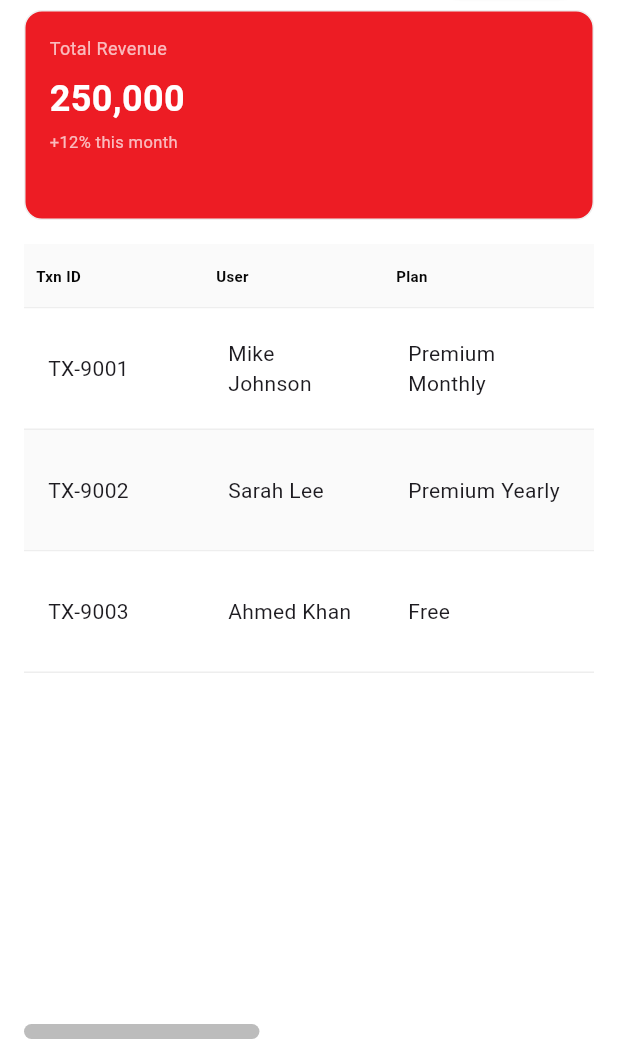
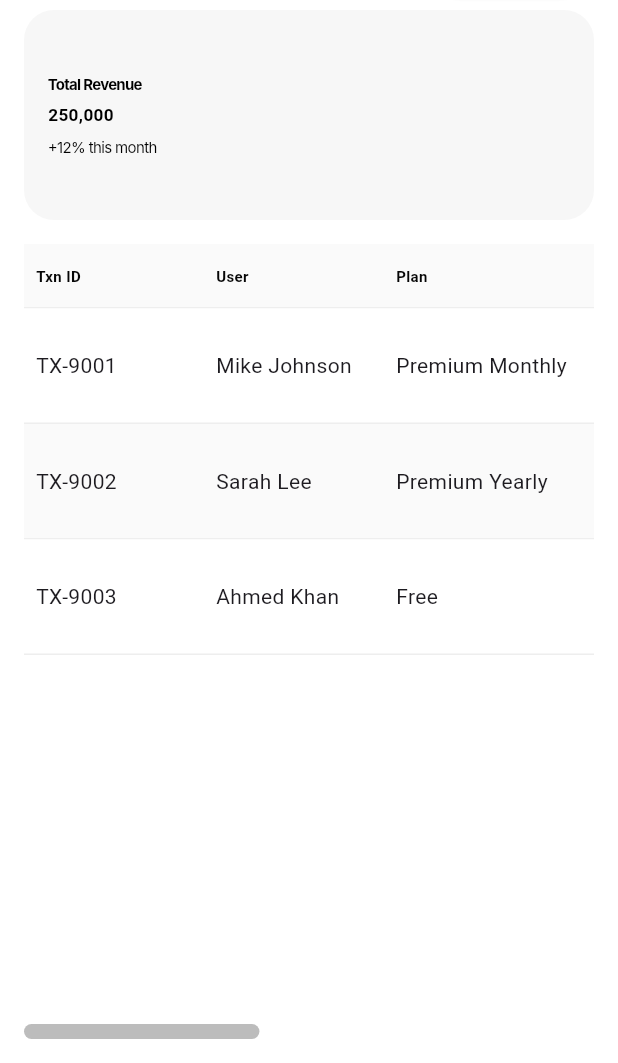
Before and after one commit to jasonapp2244/Cage_Connect_Dashboard, a Flutter app: the SubscriptionsMobileView screen opened directly, on a phone screen of 412 x 824 dp, the part 173-1236 px from its top. Run offline on Flutter 3.47's test engine with Material 3 defaults, Android fonts, the light colour scheme and no system bars; our stand-ins replace fl_chart, syncfusion_flutter_charts, syncfusion_flutter_datagrid; Roboto replaces fonts that are missing (Clash Display, Inter).

Commit message:
push code

```diff
--- a/lib/screens/view/dashboard/event_view.dart/event_mobile_view.dart
+++ b/lib/screens/view/dashboard/event_view.dart/event_mobile_view.dart
@@ -1,4 +1,5 @@
 import 'package:cageconnectdashboard/models/event_view.dart';
+import 'package:cageconnectdashboard/utils/colors.dart';
 import 'package:flutter/material.dart';
 
 class EventMobileView extends StatefulWidget {
@@ -189,10 +190,10 @@ class _FilterPill extends StatelessWidget {
     return Container(
       padding: const EdgeInsets.symmetric(horizontal: 16, vertical: 8),
       decoration: BoxDecoration(
-        color: isSelected ? const Color(0xffED1C24) : Colors.transparent,
+        color: isSelected ? AppColors.primaryColor : Colors.transparent,
         borderRadius: BorderRadius.circular(20),
         border: Border.all(
-          color: isSelected ? const Color(0xffED1C24) : Colors.grey.shade300,
+          color: isSelected ? AppColors.primaryColor : Colors.grey.shade300,
         ),
       ),
       child: Text(
--- a/lib/screens/view/subscriptionandpayment/subscriptions_mobile_view.dart
+++ b/lib/screens/view/subscriptionandpayment/subscriptions_mobile_view.dart
@@ -2,6 +2,7 @@ import 'package:cageconnectdashboard/models/subscription_model.dart';
 import 'package:cageconnectdashboard/screens/responsive/responsive.dart';
 import 'package:cageconnectdashboard/utils/colors.dart';
 import 'package:cageconnectdashboard/widgets/custom_action_button.dart';
+import 'package:cageconnectdashboard/widgets/custom_info_widget.dart';
 import 'package:cageconnectdashboard/widgets/custom_status.dart';
 import 'package:cageconnectdashboard/widgets/custom_table_cell.dart'
     show CustomTableCell;
@@ -139,17 +140,16 @@ class _SubscriptionsMobileViewState extends State<SubscriptionsMobileView> {
                 children: [
                   SizedBox(
                     width: MediaQuery.of(context).size.width - 32,
-                    child: _KPICard(
+                    child: CustomInfoCard(
                       title: 'Total Revenue',
                       value: '250,000',
                       subtitle: '+12% this month',
-                      isHighlighted: true,
                     ),
                   ),
                   const SizedBox(width: 12),
                   SizedBox(
                     width: MediaQuery.of(context).size.width - 32,
-                    child: _KPICard(
+                    child: CustomInfoCard(
                       title: 'Total Active',
                       value: '124',
                       subtitle: 'Premium User',
@@ -158,7 +158,7 @@ class _SubscriptionsMobileViewState extends State<SubscriptionsMobileView> {
                   const SizedBox(width: 12),
                   SizedBox(
                     width: MediaQuery.of(context).size.width - 32,
-                    child: _KPICard(
+                    child: CustomInfoCard(
                       title: 'Pending Payments',
                       value: '12',
                       subtitle: 'This month',
@@ -167,7 +167,7 @@ class _SubscriptionsMobileViewState extends State<SubscriptionsMobileView> {
                   const SizedBox(width: 12),
                   SizedBox(
                     width: MediaQuery.of(context).size.width - 32,
-                    child: _KPICard(
+                    child: CustomInfoCard(
                       title: 'Refunds Issued',
                       value: '\$12,540',
                       subtitle: 'This month',
@@ -296,60 +296,60 @@ class _MobileTableRow extends StatelessWidget {
   }
 }
 
-class _KPICard extends StatelessWidget {
-  final String title;
-  final String value;
-  final String subtitle;
-  final bool isHighlighted;
+// class _KPICard extends StatelessWidget {
+//   final String title;
+//   final String value;
+//   final String subtitle;
+//   final bool isHighlighted;
 
-  const _KPICard({
-    required this.title,
-    required this.value,
-    required this.subtitle,
-    this.isHighlighted = false,
-  });
+//   const _KPICard({
+//     required this.title,
+//     required this.value,
+//     required this.subtitle,
+//     this.isHighlighted = false,
+//   });
 
-  @override
-  Widget build(BuildContext context) {
-    return Container(
-      padding: const EdgeInsets.all(16),
-      decoration: BoxDecoration(
-        color: isHighlighted ? AppColors.primaryColor : Colors.white,
-        borderRadius: BorderRadius.circular(12),
-        border: Border.all(color: Colors.grey.shade200),
-      ),
-      child: Column(
-        crossAxisAlignment: CrossAxisAlignment.start,
-        children: [
-          Text(
-            title,
-            style: TextStyle(
-              fontSize: 12,
-              color: isHighlighted ? Colors.white70 : Colors.grey.shade600,
-            ),
-          ),
-          const SizedBox(height: 8),
-          Text(
-            value,
-            style: TextStyle(
-              fontSize: 24,
-              fontWeight: FontWeight.bold,
-              color: isHighlighted ? Colors.white : const Color(0xff060606),
-            ),
-          ),
-          const SizedBox(height: 4),
-          Text(
-            subtitle,
-            style: TextStyle(
-              fontSize: 11,
-              color: isHighlighted ? Colors.white70 : Colors.grey.shade600,
-            ),
-          ),
-        ],
-      ),
-    );
-  }
-}
+//   @override
+//   Widget build(BuildContext context) {
+//     return Container(
+//       padding: const EdgeInsets.all(16),
+//       decoration: BoxDecoration(
+//         color: isHighlighted ? AppColors.primaryColor : Colors.white,
+//         borderRadius: BorderRadius.circular(12),
+//         border: Border.all(color: Colors.grey.shade200),
+//       ),
+//       child: Column(
+//         crossAxisAlignment: CrossAxisAlignment.start,
+//         children: [
+//           Text(
+//             title,
+//             style: TextStyle(
+//               fontSize: 12,
+//               color: isHighlighted ? Colors.white70 : Colors.grey.shade600,
+//             ),
+//           ),
+//           const SizedBox(height: 8),
+//           Text(
+//             value,
+//             style: TextStyle(
+//               fontSize: 24,
+//               fontWeight: FontWeight.bold,
+//               color: isHighlighted ? Colors.white : const Color(0xff060606),
+//             ),
+//           ),
+//           const SizedBox(height: 4),
+//           Text(
+//             subtitle,
+//             style: TextStyle(
+//               fontSize: 11,
+//               color: isHighlighted ? Colors.white70 : Colors.grey.shade600,
+//             ),
+//           ),
+//         ],
+//       ),
+//     );
+//   }
+// }
 
 final _subscriptions = [
   SubscriptionData(
--- a/lib/widgets/custom_info_widget.dart
+++ b/lib/widgets/custom_info_widget.dart
@@ -1,4 +1,5 @@
 import 'package:cageconnectdashboard/screens/responsive/responsive.dart';
+import 'package:cageconnectdashboard/utils/colors.dart';
 import 'package:flutter/material.dart';
 
 class CustomInfoCard extends StatelessWidget {
@@ -12,7 +13,7 @@ class CustomInfoCard extends StatelessWidget {
     required this.title,
     required this.subtitle,
     required this.value,
-    this.color = Colors.white,
+    this.color = AppColors.cardColor,
   });
 
   @override
--- a/lib/widgets/custom_table_cell.dart
+++ b/lib/widgets/custom_table_cell.dart
@@ -7,6 +7,9 @@ class CustomTableCell extends StatelessWidget {
 
   @override
   Widget build(BuildContext context) {
-    return Padding(padding: const EdgeInsets.all(16.0), child: child);
+    return Padding(
+      padding: const EdgeInsets.symmetric(horizontal: 8.0, vertical: 14.0),
+      child: child,
+    );
   }
 }
```
Also changed, not shown: lib/screens/dashboard/dashoard_web/dashboard_screen.dart (+0 -15 lines), lib/screens/responsive_home_screen.dart (+82 -15 lines), lib/screens/view/dashboard/event_view.dart/event_view_web.dart (+8 -8 lines), lib/screens/view/subscriptionandpayment/subscriptions_tablet_view.dart (+14 -89 lines), lib/screens/view/subscriptionandpayment/subscriptions_web_view.dart (+5 -5 lines).
